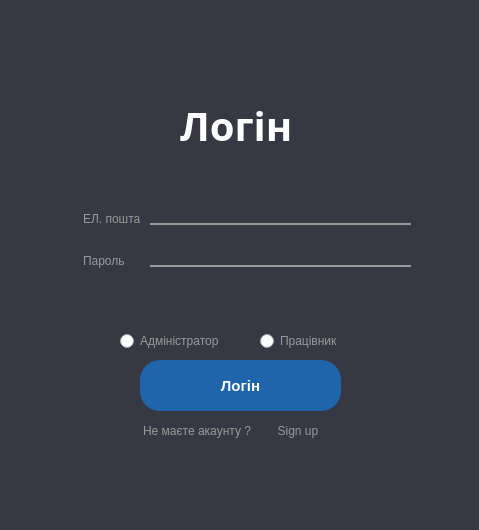
First picture: the form in login.ui, repository Annakkm/Todolist, before the edit.
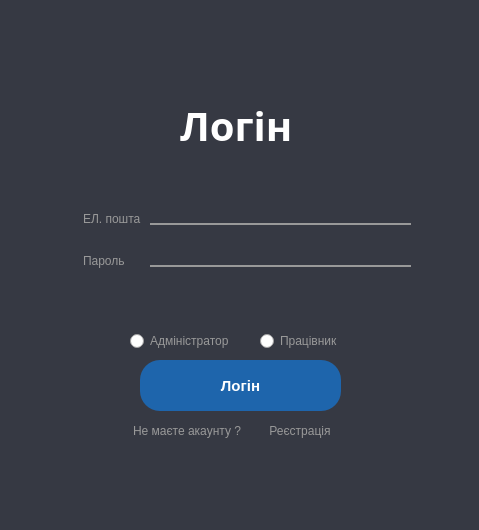
Second picture: the form after the edit. Icons and pictures are not drawn.

Patch:
```diff
--- a/login.ui
+++ b/login.ui
@@ -200,9 +200,9 @@
   <widget class="QWidget" name="horizontalLayoutWidget_2">
    <property name="geometry">
     <rect>
-     <x>140</x>
+     <x>130</x>
      <y>410</y>
-     <width>196</width>
+     <width>220</width>
      <height>43</height>
     </rect>
    </property>
@@ -237,7 +237,7 @@
 </string>
       </property>
       <property name="text">
-       <string>Sign up</string>
+       <string>Реєстрація</string>
       </property>
      </widget>
     </item>
@@ -272,7 +272,7 @@
   <widget class="QRadioButton" name="radioBtnAdmin">
    <property name="geometry">
     <rect>
-     <x>120</x>
+     <x>130</x>
      <y>330</y>
      <width>111</width>
      <height>22</height>
```
